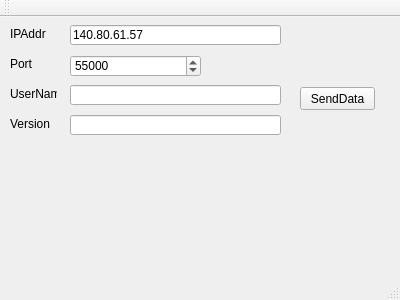
Before: the Qt Designer form StamOrga/PC/mainwindow.ui in WaterMax83/StamOrga, drawn with Qt 5.
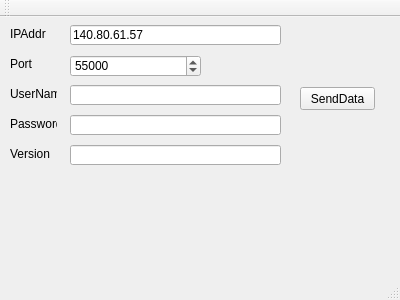
After: the same form once the commit is applied.

The edit to the form file:
```diff
--- a/StamOrga/PC/mainwindow.ui
+++ b/StamOrga/PC/mainwindow.ui
@@ -131,10 +131,39 @@
      </rect>
     </property>
     <property name="text">
-     <string>Version</string>
+     <string>Password</string>
     </property>
    </widget>
    <widget class="QLineEdit" name="lEditTextVersion">
+    <property name="geometry">
+     <rect>
+      <x>70</x>
+      <y>128</y>
+      <width>211</width>
+      <height>20</height>
+     </rect>
+    </property>
+    <property name="text">
+     <string/>
+    </property>
+    <property name="readOnly">
+     <bool>true</bool>
+    </property>
+   </widget>
+   <widget class="QLabel" name="label_5">
+    <property name="geometry">
+     <rect>
+      <x>10</x>
+      <y>130</y>
+      <width>47</width>
+      <height>13</height>
+     </rect>
+    </property>
+    <property name="text">
+     <string>Version</string>
+    </property>
+   </widget>
+   <widget class="QLineEdit" name="lEditTextPassword">
     <property name="geometry">
      <rect>
       <x>70</x>
```
